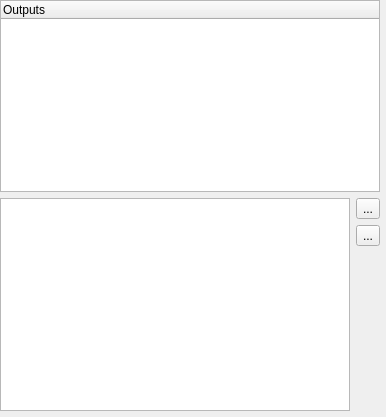
Qt form trunk/ui/src/outputpatcheditor.ui (Bondzio/qlc) before a commit.
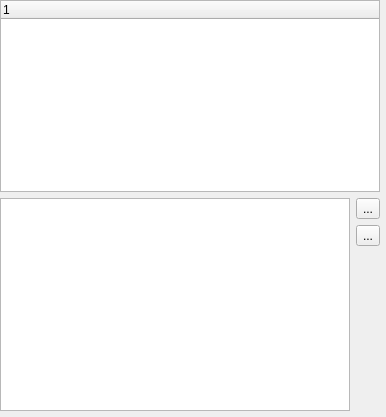
The same form after that commit. Icons and pictures are not drawn.

Commit message: No need to define columns in output/inputpatcheditor.ui

```diff
--- a/trunk/ui/src/outputpatcheditor.ui
+++ b/trunk/ui/src/outputpatcheditor.ui
@@ -37,11 +37,6 @@
      <property name="allColumnsShowFocus">
       <bool>true</bool>
      </property>
-     <column>
-      <property name="text">
-       <string>Outputs</string>
-      </property>
-     </column>
     </widget>
    </item>
    <item row="1" column="0" rowspan="3">
```
The commit also changes 1 other file.
